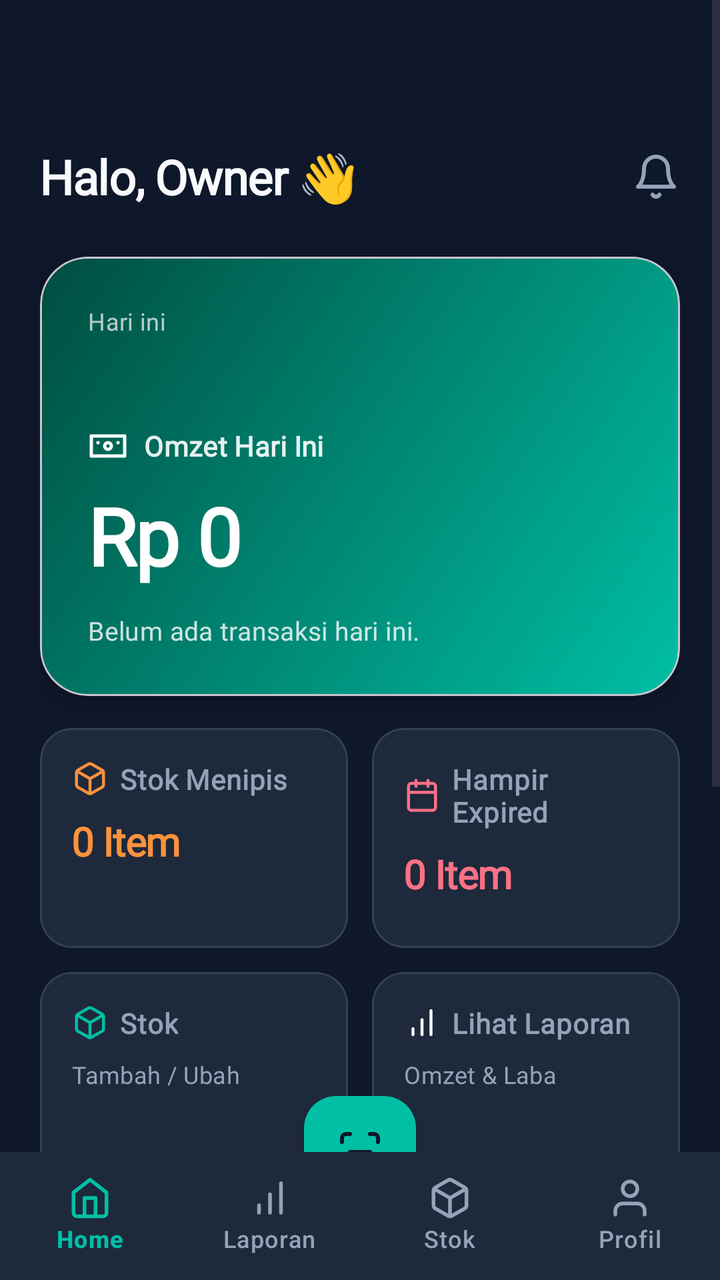
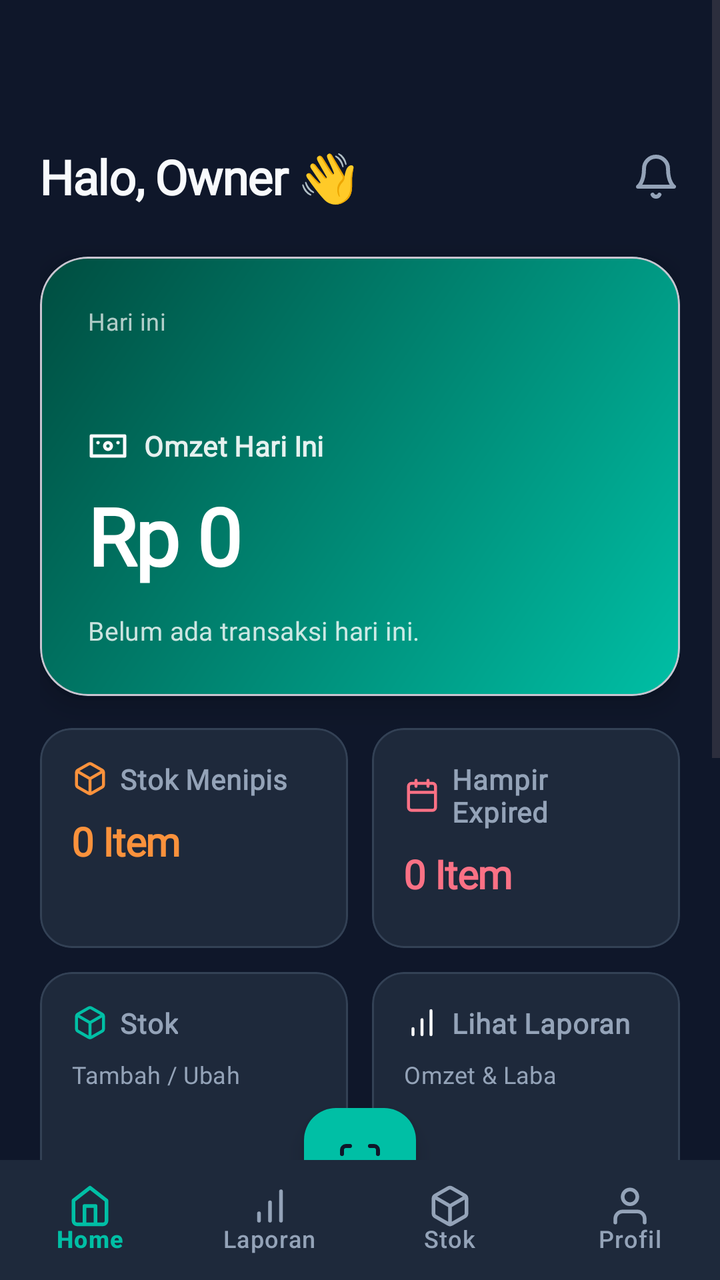

Screens rendered from an Android XML layout before and after an edit, with the pre-edit source and the edit as a unified diff.
<!-- AndroidManifest.xml: application theme Theme.Material3.DayNight.NoActionBar -->
<!-- res/layout/activity_dashboard.xml -->
<?xml version="1.0" encoding="utf-8"?>
<androidx.coordinatorlayout.widget.CoordinatorLayout xmlns:android="http://schemas.android.com/apk/res/android"
    xmlns:app="http://schemas.android.com/apk/res-auto"
    android:layout_width="match_parent"
    android:layout_height="match_parent"
    android:background="@color/dw_bg">

    <ScrollView
        android:layout_width="match_parent"
        android:layout_height="match_parent"
        android:clipToPadding="false"
        android:fillViewport="true"
        android:paddingBottom="100dp">

    <LinearLayout
        android:layout_width="match_parent"
        android:layout_height="wrap_content"
        android:orientation="vertical"
        android:paddingHorizontal="20dp"
        android:paddingTop="56dp"
        android:paddingBottom="24dp">

        
        <androidx.constraintlayout.widget.ConstraintLayout
            android:layout_width="match_parent"
            android:layout_height="wrap_content"
            android:layout_marginTop="16dp"
            android:layout_marginBottom="24dp">

            <TextView
                android:id="@+id/tvGreeting"
                style="@style/Text.Header"
                android:layout_width="wrap_content"
                android:layout_height="wrap_content"
                android:fontFamily="@font/plus_jakarta_sans"
                android:text="Halo, Owner 👋"
                android:textSize="24sp"
                android:textStyle="bold"
                app:layout_constraintBottom_toBottomOf="parent"
                app:layout_constraintStart_toStartOf="parent"
                app:layout_constraintTop_toTopOf="parent" />

            <ImageView
                android:layout_width="24dp"
                android:layout_height="24dp"
                android:src="@drawable/ic_lucide_bell"
                app:layout_constraintBottom_toBottomOf="@id/tvGreeting"
                app:layout_constraintEnd_toEndOf="parent"
                app:layout_constraintTop_toTopOf="@id/tvGreeting" />

        </androidx.constraintlayout.widget.ConstraintLayout>

        
        <com.google.android.material.card.MaterialCardView
            android:layout_width="match_parent"
            android:layout_height="wrap_content"
            app:cardBackgroundColor="@android:color/transparent"
            app:cardCornerRadius="24dp"
            app:cardElevation="8dp">

            <LinearLayout
                android:layout_width="match_parent"
                android:layout_height="wrap_content"
                android:background="@drawable/bg_hero_gradient"
                android:orientation="vertical"
                android:padding="24dp">

                <TextView
                    style="@style/Text.Body"
                    android:layout_width="wrap_content"
                    android:layout_height="wrap_content"
                    android:fontFamily="@font/plus_jakarta_sans"
                    android:text="Hari ini"
                    android:textColor="#FFFFFF"
                    android:alpha="0.7"
                    android:textSize="12sp" />

                <TextView
                    android:id="@+id/tvDate"
                    style="@style/Text.Header"
                    android:layout_width="wrap_content"
                    android:layout_height="wrap_content"
                    android:fontFamily="@font/plus_jakarta_sans"
                    android:textSize="18sp"
                    android:textStyle="bold"
                    android:textColor="#FFFFFF"
                    android:layout_marginBottom="20dp" />

                <LinearLayout
                    android:layout_width="wrap_content"
                    android:layout_height="wrap_content"
                    android:orientation="horizontal"
                    android:gravity="center_vertical">
                    
                    <ImageView
                        android:layout_width="20dp"
                        android:layout_height="20dp"
                        android:src="@drawable/ic_lucide_wallet"
                        app:tint="@color/dw_text_primary"
                        android:layout_marginEnd="8dp" />

                    <TextView
                        style="@style/Text.Body"
                        android:layout_width="wrap_content"
                        android:layout_height="wrap_content"
                        android:fontFamily="@font/plus_jakarta_sans"
                        android:textColor="#E6FFFFFF"
                        android:textSize="14sp"
                        android:textStyle="bold"
                        android:text="Omzet Hari Ini" />
                </LinearLayout>

                <TextView
                    android:id="@+id/tvProfit"
                    style="@style/Text.Header"
                    android:layout_width="wrap_content"
                    android:layout_height="wrap_content"
                    android:fontFamily="@font/plus_jakarta_sans"
                    android:text="Rp 0"
                    android:textSize="40sp"
                    android:textStyle="bold"
                    android:textColor="#FFFFFF"
                    android:layout_marginTop="8dp"
                    android:layout_marginBottom="8dp" />

                <TextView
                    android:id="@+id/tvSubInfo"
                    style="@style/Text.Body"
                    android:layout_width="wrap_content"
                    android:layout_height="wrap_content"
                    android:fontFamily="@font/plus_jakarta_sans"
                    android:textSize="13sp"
                    android:textStyle="normal"
                    android:textColor="#FFFFFF"
                    android:alpha="0.8"
                    android:text="Belum ada transaksi hari ini."
                    android:layout_marginTop="4dp" />

            </LinearLayout>
        </com.google.android.material.card.MaterialCardView>

        
        <GridLayout
            android:layout_width="match_parent"
            android:layout_height="wrap_content"
            android:columnCount="2"
            android:layout_marginTop="16dp">

            
            <com.google.android.material.card.MaterialCardView
                android:layout_width="0dp"
                android:layout_height="110dp"
                android:layout_columnWeight="1"
                android:layout_marginEnd="6dp"
                app:cardBackgroundColor="@color/dw_surface"
                app:cardCornerRadius="16dp"
                app:cardElevation="0dp"
                app:strokeColor="#334155"
                app:strokeWidth="1dp">
                <LinearLayout
                    android:layout_width="match_parent"
                    android:layout_height="match_parent"
                    android:orientation="vertical"
                    android:gravity="top"
                    android:padding="16dp">
                    <LinearLayout
                        android:layout_width="wrap_content"
                        android:layout_height="wrap_content"
                        android:orientation="horizontal" android:gravity="center_vertical">
                        <ImageView android:layout_width="18dp" android:layout_height="18dp"
                            android:src="@drawable/ic_lucide_box" android:layout_marginEnd="6dp" />
                        <TextView style="@style/Text.Label" android:layout_width="wrap_content"
                            android:layout_height="wrap_content" android:fontFamily="@font/plus_jakarta_sans"
                            android:textColor="@color/text_secondary" android:textSize="14sp" android:textStyle="bold" android:text="Stok Menipis" />
                    </LinearLayout>
                    <TextView android:id="@+id/tvLowStock" style="@style/Text.Header"
                        android:layout_width="wrap_content" android:layout_height="wrap_content"
                        android:fontFamily="@font/plus_jakarta_sans"
                        android:text="0 Item" android:textColor="#FB923C"
                        android:textSize="20sp" android:textStyle="bold" android:layout_marginTop="8dp" />
                </LinearLayout>
            </com.google.android.material.card.MaterialCardView>

            
            <com.google.android.material.card.MaterialCardView
                android:layout_width="0dp"
                android:layout_height="110dp"
                android:layout_columnWeight="1"
                android:layout_marginStart="6dp"
                app:cardBackgroundColor="@color/dw_surface"
                app:cardCornerRadius="16dp"
                app:cardElevation="0dp"
                app:strokeColor="#334155"
                app:strokeWidth="1dp">
                <LinearLayout
                    android:layout_width="match_parent"
                    android:layout_height="match_parent"
                    android:orientation="vertical"
                    android:gravity="top"
                    android:padding="16dp">
                    <LinearLayout
                        android:layout_width="wrap_content"
                        android:layout_height="wrap_content"
                        android:orientation="horizontal" android:gravity="center_vertical">
                        <ImageView android:layout_width="18dp" android:layout_height="18dp"
                            android:src="@drawable/ic_lucide_calendar" android:layout_marginEnd="6dp" />
                        <TextView style="@style/Text.Label" android:layout_width="wrap_content"
                            android:layout_height="wrap_content" android:fontFamily="@font/plus_jakarta_sans"
                            android:textColor="@color/text_secondary" android:textSize="14sp" android:textStyle="bold" android:text="Hampir Expired" />
                    </LinearLayout>
                    <TextView android:id="@+id/tvExpired" style="@style/Text.Header"
                        android:layout_width="wrap_content" android:layout_height="wrap_content"
                        android:fontFamily="@font/plus_jakarta_sans"
                        android:text="0 Item" android:textColor="#FB7185"
                        android:textSize="20sp" android:textStyle="bold" android:layout_marginTop="8dp" />
                </LinearLayout>
            </com.google.android.material.card.MaterialCardView>
        </GridLayout>

        
        <GridLayout
            android:layout_width="match_parent"
            android:layout_height="wrap_content"
            android:columnCount="2"
            android:layout_marginTop="12dp">

            
            <com.google.android.material.card.MaterialCardView
                android:id="@+id/btnManageProducts"
                android:layout_width="0dp"
                android:layout_height="110dp"
                android:layout_columnWeight="1"
                android:layout_marginEnd="6dp"
                app:cardBackgroundColor="@color/dw_surface"
                app:cardCornerRadius="16dp"
                app:cardElevation="0dp"
                app:strokeColor="#334155"
                app:strokeWidth="1dp"
                android:clickable="true"
                android:focusable="true"
                app:rippleColor="#33FFFFFF">
                
                <LinearLayout
                    android:layout_width="match_parent"
                    android:layout_height="match_parent"
                    android:orientation="vertical"
                    android:gravity="top"
                    android:padding="16dp">
                    <LinearLayout
                        android:layout_width="wrap_content"
                        android:layout_height="wrap_content"
                        android:orientation="horizontal" android:gravity="center_vertical">
                        <ImageView
                            android:layout_width="18dp"
                            android:layout_height="18dp"
                            android:src="@drawable/ic_lucide_box"
                            app:tint="@color/dw_teal"
                            android:layout_marginEnd="6dp" />
                        <TextView
                            style="@style/Text.Label"
                            android:layout_width="wrap_content"
                            android:layout_height="wrap_content"
                            android:fontFamily="@font/plus_jakarta_sans"
                            android:textColor="@color/text_secondary"
                            android:textSize="14sp"
                            android:textStyle="bold"
                            android:text="Stok" />
                    </LinearLayout>
                    <TextView
                        style="@style/Text.Body"
                        android:layout_width="wrap_content"
                        android:layout_height="wrap_content"
                        android:fontFamily="@font/plus_jakarta_sans"
                        android:textColor="#94A3B8"
                        android:textSize="12sp"
                        android:textStyle="normal"
                        android:text="Tambah / Ubah"
                        android:layout_marginTop="8dp" />
                </LinearLayout>
            </com.google.android.material.card.MaterialCardView>

            
            <com.google.android.material.card.MaterialCardView
                android:id="@+id/btnLaporan"
                android:layout_width="0dp"
                android:layout_height="110dp"
                android:layout_columnWeight="1"
                android:layout_marginStart="6dp"
                app:cardBackgroundColor="@color/dw_surface"
                app:cardCornerRadius="16dp"
                app:cardElevation="0dp"
                app:strokeColor="#334155"
                app:strokeWidth="1dp"
                android:clickable="true"
                android:focusable="true"
                app:rippleColor="#33FFFFFF">

                <LinearLayout
                    android:layout_width="match_parent"
                    android:layout_height="match_parent"
                    android:orientation="vertical"
                    android:gravity="top"
                    android:padding="16dp">
                    <LinearLayout
                        android:layout_width="wrap_content"
                        android:layout_height="wrap_content"
                        android:orientation="horizontal" android:gravity="center_vertical">
                        <ImageView
                            android:layout_width="18dp"
                            android:layout_height="18dp"
                            android:src="@drawable/ic_lucide_chart"
                            app:tint="@color/dw_text_primary"
                            android:layout_marginEnd="6dp" />
                        <TextView
                            style="@style/Text.Label"
                            android:layout_width="wrap_content"
                            android:layout_height="wrap_content"
                            android:fontFamily="@font/plus_jakarta_sans"
                            android:textColor="@color/text_secondary"
                            android:textSize="14sp"
                            android:textStyle="bold"
                            android:text="Lihat Laporan" />
                    </LinearLayout>
                    <TextView
                        style="@style/Text.Body"
                        android:layout_width="wrap_content"
                        android:layout_height="wrap_content"
                        android:fontFamily="@font/plus_jakarta_sans"
                        android:textColor="#94A3B8"
                        android:textSize="12sp"
                        android:textStyle="normal"
                        android:text="Omzet &amp; Laba"
                        android:layout_marginTop="8dp" />
                </LinearLayout>
            </com.google.android.material.card.MaterialCardView>

        </GridLayout>

        
        <TextView
            style="@style/Text.Label"
            android:layout_width="wrap_content"
            android:layout_height="wrap_content"
            android:layout_marginTop="24dp"
            android:layout_marginBottom="10dp"
            android:fontFamily="@font/plus_jakarta_sans"
            android:text="Tren Omzet"
            android:textColor="@color/text_primary"
            android:textSize="18sp"
            android:textStyle="bold" />

        <com.github.mikephil.charting.charts.LineChart
            android:id="@+id/chartDashboard"
            android:layout_width="match_parent"
            android:layout_height="200dp" />

    </LinearLayout>
    </ScrollView>

    <com.google.android.material.bottomnavigation.BottomNavigationView
        android:id="@+id/bottomNavigation"
        android:layout_width="match_parent"
        android:layout_height="64dp"
        android:layout_gravity="bottom"
        android:background="@color/dw_surface"
        app:elevation="8dp"
        app:itemActiveIndicatorStyle="@style/Widget.DigitalWhy.BottomNav.ActiveIndicator"
        app:itemIconSize="22dp"
        app:itemIconTint="@color/nav_item_color"
        app:itemTextAppearance="@style/TextAppearance.DigitalWhy.BottomNav"
        app:itemTextColor="@color/nav_item_color"
        app:labelVisibilityMode="labeled"
        app:menu="@menu/bottom_nav_menu" />

    <com.google.android.material.floatingactionbutton.FloatingActionButton
        android:id="@+id/fabScan"
        android:layout_width="56dp"
        android:layout_height="56dp"
        android:layout_marginBottom="16dp"
        android:contentDescription="Scan"
        android:src="@drawable/ic_lucide_scan"
        app:backgroundTint="@color/dw_teal"
        app:layout_anchor="@id/bottomNavigation"
        app:layout_anchorGravity="center_horizontal|top"
        app:tint="@color/dw_bg" />

</androidx.coordinatorlayout.widget.CoordinatorLayout>
<!-- resources referenced by this layout -->
<resources>
  <color name="dw_bg">#0F172A</color>
  <color name="dw_surface">#1E293B</color>
  <color name="dw_teal">#00BFA5</color>
  <color name="dw_text_primary">#F8FAFC</color>
  <color name="text_primary">#F8FAFC</color>
  <color name="text_secondary">#94A3B8</color>
  <!-- drawable bg_hero_gradient (drawable) -->
  <?xml version="1.0" encoding="utf-8"?>
  <shape xmlns:android="http://schemas.android.com/apk/res/android" android:shape="rectangle">
      <gradient android:startColor="#00BFA5" android:endColor="#004D40" android:angle="135" />
      <corners android:radius="24dp" />
  </shape>
  <!-- drawable ic_lucide_bell (drawable) -->
  <vector xmlns:android="http://schemas.android.com/apk/res/android" android:width="24dp" android:height="24dp" android:viewportWidth="24" android:viewportHeight="24">
    <path android:strokeColor="#94A3B8" android:strokeWidth="2" android:strokeLineCap="round" android:strokeLineJoin="round" android:pathData="M6 8a6 6 0 0 1 12 0c0 7 3 9 3 9H3s3-2 3-9M10.3 21a1.94 1.94 0 0 0 3.4 0"/>
  </vector>
  <!-- drawable ic_lucide_calendar (drawable) -->
  <vector xmlns:android="http://schemas.android.com/apk/res/android" android:width="24dp" android:height="24dp" android:viewportWidth="24" android:viewportHeight="24">
    <path android:strokeColor="#FB7185" android:strokeWidth="2" android:strokeLineCap="round" android:strokeLineJoin="round" android:pathData="M19 4H5a2 2 0 0 0-2 2v14a2 2 0 0 0 2 2h14a2 2 0 0 0 2-2V6a2 2 0 0 0-2-2z M16 2v4 M8 2v4 M3 10h18"/>
  </vector>
  <!-- drawable ic_lucide_chart (drawable) -->
  <vector xmlns:android="http://schemas.android.com/apk/res/android" android:width="24dp" android:height="24dp" android:viewportWidth="24" android:viewportHeight="24">
    <path android:strokeColor="#FFFFFF" android:strokeWidth="2" android:strokeLineCap="round" android:strokeLineJoin="round" android:pathData="M12 20V10M18 20V4M6 20v-4"/>
  </vector>
  <!-- drawable ic_lucide_wallet (drawable) -->
  <vector xmlns:android="http://schemas.android.com/apk/res/android" android:width="24dp" android:height="24dp" android:viewportWidth="24" android:viewportHeight="24">
    <path android:strokeColor="#FFFFFF" android:strokeWidth="2" android:strokeLineCap="round" android:strokeLineJoin="round" android:pathData="M2 6h20v12H2z M12 14a2 2 0 1 0 0-4 2 2 0 0 0 0 4z M6 10h.01 M18 10h.01"/>
  </vector>
  <style name="Text.Body" parent="android:Widget.TextView">
          <item name="android:fontFamily">@font/plus_jakarta_sans</item>
          <item name="android:textColor">@color/text_primary</item>
          <item name="android:textSize">14sp</item>
          <item name="android:letterSpacing">0.01</item>
      </style>
  <style name="Text.Header" parent="android:Widget.TextView">
          <item name="android:fontFamily">@font/plus_jakarta_sans</item>
          <item name="android:textColor">@color/text_primary</item>
          <item name="android:textSize">20sp</item>
          <item name="android:textStyle">bold</item>
          <item name="android:letterSpacing">-0.02</item>
      </style>
  <style name="Text.Label" parent="android:Widget.TextView">
          <item name="android:fontFamily">@font/plus_jakarta_sans</item>
          <item name="android:textColor">@color/text_secondary</item>
          <item name="android:textSize">14sp</item>
          <item name="android:textStyle">bold</item>
          <item name="android:letterSpacing">0.02</item>
      </style>
  <style name="TextAppearance.DigitalWhy.BottomNav" parent="TextAppearance.MaterialComponents.Caption">
          <item name="android:textSize">10sp</item>
          <item name="android:textColor">@color/text_secondary</item>
      </style>
  <style name="Widget.DigitalWhy.BottomNav.ActiveIndicator" parent="Widget.Material3.BottomNavigationView.ActiveIndicator">
          <item name="android:color">#1A00BFA5</item>
      </style>
  <!-- unchanged entries left out for length: 2 -->
</resources>

<!-- the commit's change to res/layout/activity_dashboard.xml (unified diff, before → after) -->
@@ -10,7 +10,7 @@
         android:layout_height="match_parent"
         android:clipToPadding="false"
         android:fillViewport="true"
-        android:paddingBottom="100dp">
+        android:paddingBottom="120dp">
 
     <LinearLayout
         android:layout_width="match_parent"
@@ -360,7 +360,7 @@
     <com.google.android.material.bottomnavigation.BottomNavigationView
         android:id="@+id/bottomNavigation"
         android:layout_width="match_parent"
-        android:layout_height="64dp"
+        android:layout_height="60dp"
         android:layout_gravity="bottom"
         android:background="@color/dw_surface"
         app:elevation="8dp"
@@ -376,12 +376,11 @@
         android:id="@+id/fabScan"
         android:layout_width="56dp"
         android:layout_height="56dp"
-        android:layout_marginBottom="16dp"
+        android:layout_gravity="bottom|center_horizontal"
+        android:layout_marginBottom="30dp"
         android:contentDescription="Scan"
         android:src="@drawable/ic_lucide_scan"
         app:backgroundTint="@color/dw_teal"
-        app:layout_anchor="@id/bottomNavigation"
-        app:layout_anchorGravity="center_horizontal|top"
         app:tint="@color/dw_bg" />
 
 </androidx.coordinatorlayout.widget.CoordinatorLayout>
